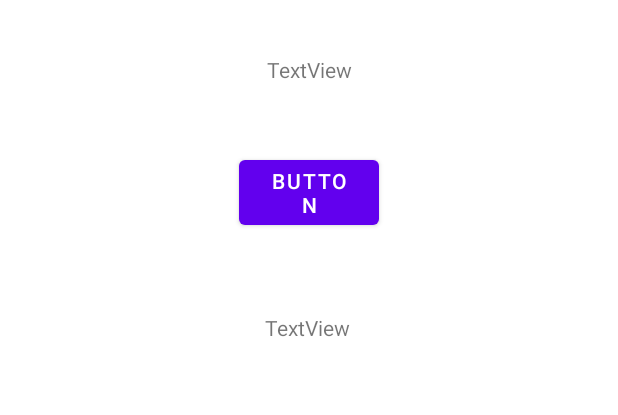
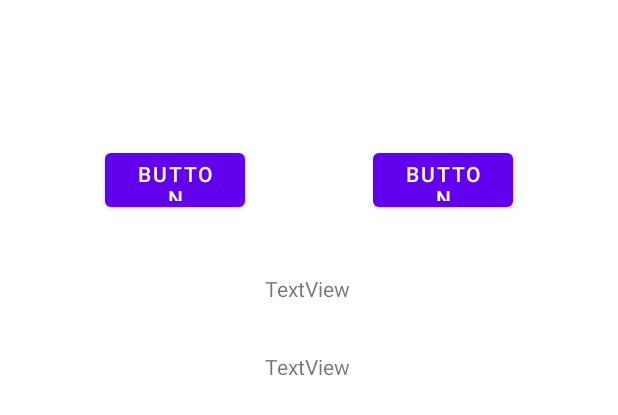
Before and after one commit to nhom5khtn/EmbeddedSystem, an Android app: the layout activity_main.xml on its own in the app's theme, with its tools: preview values and no code run, on a phone screen of 412 x 824 dp. Shown: the top 415 px of the screen. Run offline under Robolectric (Android 15) with nearby library versions, the phone set to English and light mode, and no system bars.

Commit message:
Modified TestAlgorithms

```diff
--- a/TestAlgorithms/app/src/main/res/layout/activity_main.xml
+++ b/TestAlgorithms/app/src/main/res/layout/activity_main.xml
@@ -12,52 +12,94 @@
         android:layout_height="match_parent"
         tools:context=".MainActivity">
 
+        <LinearLayout
+            android:id="@+id/layoutCurPos"
+            android:layout_width="411dp"
+            android:layout_height="48dp"
+            android:layout_marginTop="32dp"
+            android:layout_marginBottom="8dp"
+            android:gravity="center"
+            app:layout_constraintBottom_toTopOf="@+id/btnGetResult"
+            app:layout_constraintEnd_toEndOf="parent"
+            app:layout_constraintStart_toStartOf="parent"
+            app:layout_constraintTop_toTopOf="parent">
+
+            <TextView
+                android:id="@+id/tvCurPos"
+                android:layout_width="wrap_content"
+                android:layout_height="wrap_content"
+                android:layout_marginTop="8dp">
+
+            </TextView>
+
+        </LinearLayout>
+
+
+        <Button
+            android:id="@+id/btnGetResult"
+            android:layout_width="93dp"
+            android:layout_height="48dp"
+            android:layout_marginStart="8dp"
+            android:layout_marginTop="8dp"
+            android:layout_marginBottom="128dp"
+            android:text="Button"
+            app:layout_constraintBottom_toTopOf="@+id/rcList"
+            app:layout_constraintEnd_toEndOf="parent"
+            app:layout_constraintStart_toEndOf="@+id/btnGetResultNoWeighted"
+            app:layout_constraintTop_toBottomOf="@+id/layoutCurPos" />
+
+        <TextView
+            android:id="@+id/tvResult"
+            android:layout_width="wrap_content"
+            android:layout_height="wrap_content"
+            android:layout_marginTop="16dp"
+            android:layout_marginBottom="8dp"
+            android:text="TextView"
+            app:layout_constraintBottom_toTopOf="@+id/tvResultNoWeighted"
+            app:layout_constraintEnd_toEndOf="parent"
+            app:layout_constraintHorizontal_bias="0.498"
+            app:layout_constraintStart_toStartOf="parent"
+            app:layout_constraintTop_toBottomOf="@+id/layoutCurPos" />
+
         <androidx.recyclerview.widget.RecyclerView
             android:id="@+id/rcList"
-            android:layout_width="410dp"
-            android:layout_height="559dp"
+            android:layout_width="411dp"
+            android:layout_height="514dp"
+            android:layout_marginTop="32dp"
             app:layoutManager="androidx.recyclerview.widget.LinearLayoutManager"
             app:layout_constraintBottom_toBottomOf="parent"
             app:layout_constraintEnd_toEndOf="parent"
             app:layout_constraintHorizontal_bias="0.0"
             app:layout_constraintStart_toStartOf="parent"
-            app:layout_constraintTop_toTopOf="parent"
-            app:layout_constraintVertical_bias="1.0" />
+            app:layout_constraintTop_toBottomOf="@+id/tvResult" />
+
+        <Button
+            android:id="@+id/btnGetResultNoWeighted"
+            android:layout_width="93dp"
+            android:layout_height="48dp"
+            android:layout_marginTop="16dp"
+            android:layout_marginEnd="8dp"
+            android:layout_marginBottom="128dp"
+            android:text="Button"
+            app:layout_constraintBottom_toTopOf="@+id/rcList"
+            app:layout_constraintEnd_toStartOf="@+id/btnGetResult"
+            app:layout_constraintStart_toStartOf="parent"
+            app:layout_constraintTop_toBottomOf="@+id/layoutCurPos"
+            app:layout_constraintVertical_bias="0.0" />
 
         <TextView
-            android:id="@+id/tvCurPos"
-            android:layout_width="wrap_content"
-            android:layout_height="wrap_content"
-            android:text="TextView"
-            app:layout_constraintBottom_toTopOf="@+id/btnGetResult"
-            app:layout_constraintEnd_toEndOf="parent"
-            app:layout_constraintHorizontal_bias="0.5"
-            app:layout_constraintStart_toStartOf="parent"
-            app:layout_constraintTop_toTopOf="parent" />
-
-        <Button
-            android:id="@+id/btnGetResult"
-            android:layout_width="93dp"
-            android:layout_height="wrap_content"
-            android:layout_marginTop="8dp"
-            android:layout_marginBottom="8dp"
-            android:text="Button"
-            app:layout_constraintBottom_toTopOf="@+id/tvResult"
-            app:layout_constraintEnd_toEndOf="parent"
-            app:layout_constraintStart_toStartOf="parent"
-            app:layout_constraintTop_toBottomOf="@+id/tvCurPos" />
-
-        <TextView
-            android:id="@+id/tvResult"
+            android:id="@+id/tvResultNoWeighted"
             android:layout_width="wrap_content"
             android:layout_height="wrap_content"
             android:layout_marginTop="8dp"
+            android:layout_marginBottom="1dp"
             android:text="TextView"
             app:layout_constraintBottom_toTopOf="@+id/rcList"
             app:layout_constraintEnd_toEndOf="parent"
             app:layout_constraintHorizontal_bias="0.498"
             app:layout_constraintStart_toStartOf="parent"
-            app:layout_constraintTop_toBottomOf="@+id/btnGetResult" />
+            app:layout_constraintTop_toBottomOf="@+id/tvResult" />
+
 
     </androidx.constraintlayout.widget.ConstraintLayout>
 </layout>
```
Also changed, not shown: TestAlgorithms/app/src/main/java/embeddedsystem/testalgorithms/MainActivity.kt (+66 -22 lines), TestAlgorithms/app/src/main/res/raw/radiomap.csv (+11 -11 lines).
